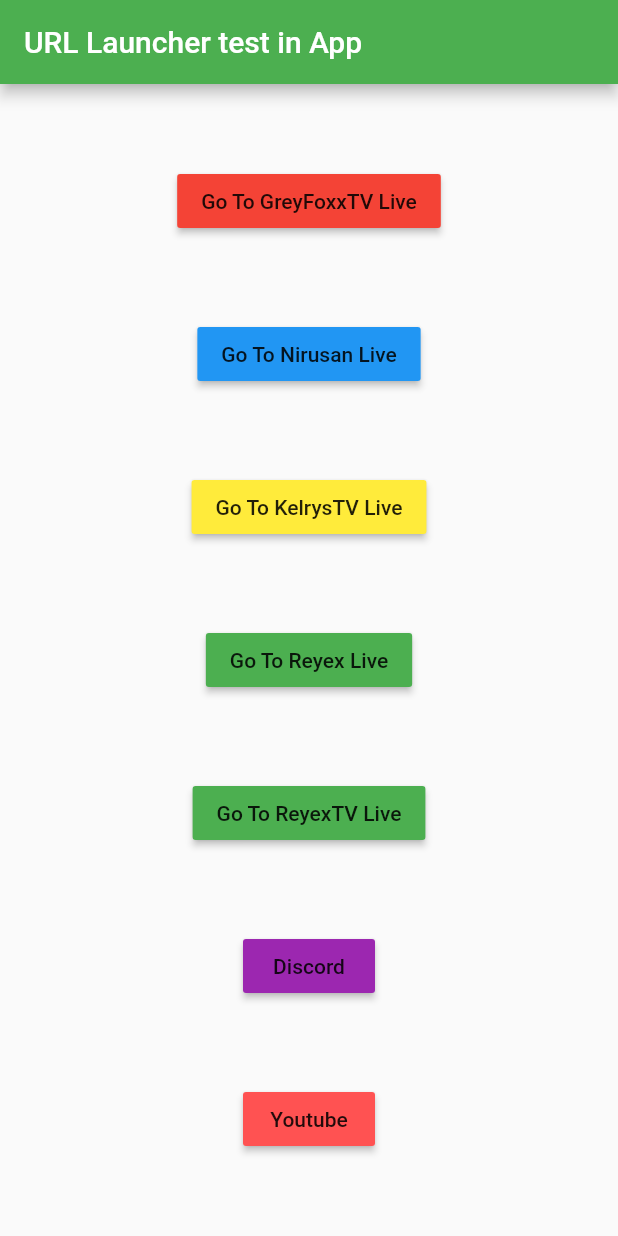
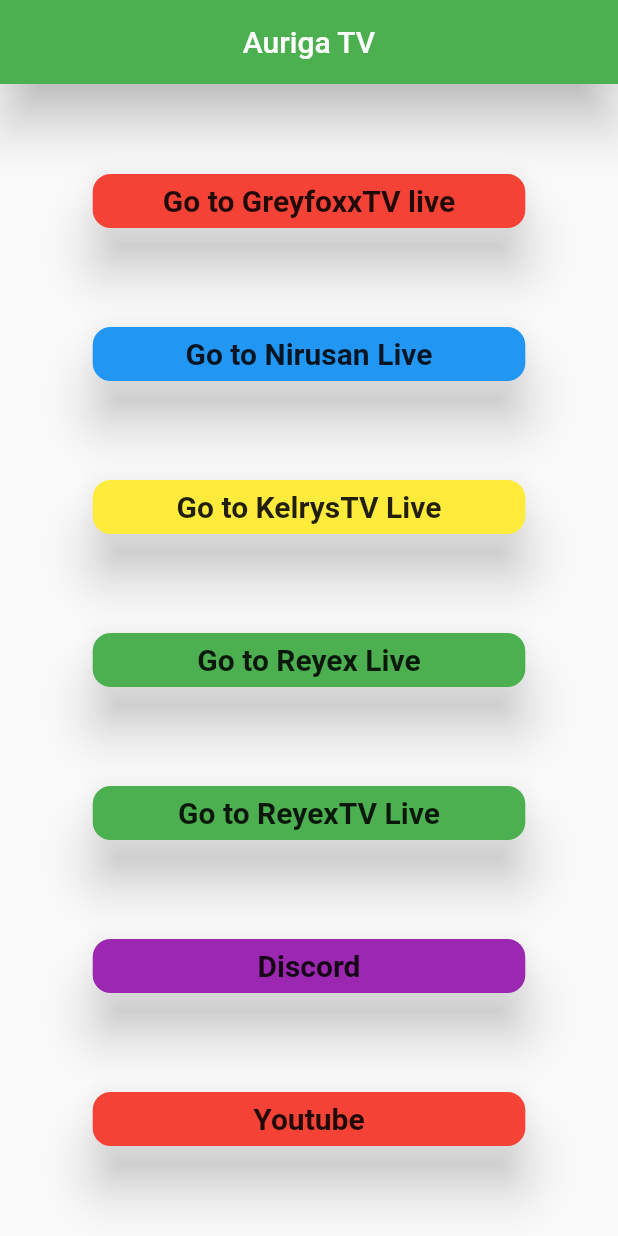
Before and after one commit to Maxvyr/AurigaApp, a Flutter app: the screen it shows after launch, on a phone screen of 412 x 824 dp. Run offline on Flutter 3.47's test engine with Material 2 defaults, Android fonts, the phone set to English and light mode, and no system bars.

Commit message:
split code in objct reuse for button

```diff
--- a/lib/main.dart
+++ b/lib/main.dart
@@ -1,6 +1,5 @@
-import 'dart:async';
 import 'package:flutter/material.dart';
-import 'package:url_launcher/url_launcher.dart';
+import './view/HomePage.dart';
 
 void main() {
   runApp(MyApp());
@@ -10,124 +9,12 @@ class MyApp extends StatelessWidget {
   @override
   Widget build(BuildContext context) {
     return MaterialApp(
-      title: 'URL Launcher Test',
+      title: 'Auriga TV app',
+      debugShowCheckedModeBanner: false,
       theme: ThemeData(
         primarySwatch: Colors.green,
       ),
-      home: MyHomePage(title: 'URL Launcher test in App'),
+      home: MyHomePage(title: 'Auriga TV'),
     );
   }
 }
-
-class MyHomePage extends StatefulWidget {
-  MyHomePage({Key key, this.title}) : super(key: key);
-  final String title;
-
-  @override
-  _MyHomePageState createState() => _MyHomePageState();
-}
-
-class _MyHomePageState extends State<MyHomePage> {
-  Future<void> _launched;
-
-  Future<void> _launchInWebViewWithJavaScript(String url) async {
-    if (await canLaunch(url)) {
-      await launch(
-        url,
-        forceSafariVC: true,
-        forceWebView: true,
-        enableJavaScript: true,
-      );
-    } else {
-      throw 'Could not launch $url';
-    }
-  }
-
-  @override
-  Widget build(BuildContext context) {
-    // variable diff button
-    const String nirusanLinkTwitch = 'https://www.twitch.tv/nirusan';
-    const String greyfoxLinkTwitch = 'https://www.twitch.tv/greyfoxxtv';
-    const String kelrysTVLinkTwitch = 'https://www.twitch.tv/kelrystv';
-    const String reyexLinkTwitch = 'https://www.twitch.tv/reyex';
-    const String reyexTVLinkTwitch = 'https://www.twitch.tv/reyextv';
-    const String discordLink = 'https://discord.gg/BaAQpWH';
-    const String youtubeLink =
-        'https://www.youtube.com/channel/UCcdtBUQj-Rcm7LjXc9PMeDg';
-
-    return Scaffold(
-      appBar: AppBar(
-        title: Text(widget.title),
-      ),
-      body: Center(
-        child: Column(
-          mainAxisAlignment: MainAxisAlignment.spaceEvenly,
-          children: <Widget>[
-            // GreyfoxxTV Button
-            RaisedButton(
-              onPressed: () => setState(() {
-                _launched = _launchInWebViewWithJavaScript(greyfoxLinkTwitch);
-              }),
-              child: const Text('Go To GreyFoxxTV Live'),
-              color: Colors.red,
-            ),
-
-            // Nirusan Button
-            RaisedButton(
-              onPressed: () => setState(() {
-                _launched = _launchInWebViewWithJavaScript(nirusanLinkTwitch);
-              }),
-              child: const Text('Go To Nirusan Live'),
-              color: Colors.blue,
-            ),
-
-            // Kelrys Button
-            RaisedButton(
-              onPressed: () => setState(() {
-                _launched = _launchInWebViewWithJavaScript(kelrysTVLinkTwitch);
-              }),
-              child: const Text('Go To KelrysTV Live'),
-              color: Colors.yellow,
-            ),
-
-            // Reyex Button
-            RaisedButton(
-              onPressed: () => setState(() {
-                _launched = _launchInWebViewWithJavaScript(reyexLinkTwitch);
-              }),
-              child: const Text('Go To Reyex Live'),
-              color: Colors.green,
-            ),
-
-            // ReyexTv Button
-            RaisedButton(
-              onPressed: () => setState(() {
-                _launched = _launchInWebViewWithJavaScript(reyexTVLinkTwitch);
-              }),
-              child: const Text('Go To ReyexTV Live'),
-              color: Colors.green,
-            ),
-
-            // Discord Button
-            RaisedButton(
-              onPressed: () => setState(() {
-                _launched = _launchInWebViewWithJavaScript(discordLink);
-              }),
-              child: const Text('Discord'),
-              color: Colors.purple,
-            ),
-
-            // Youtube Button
-            RaisedButton(
-              onPressed: () => setState(() {
-                _launched = _launchInWebViewWithJavaScript(youtubeLink);
-              }),
-              child: const Text('Youtube'),
-              color: Colors.redAccent,
-            ),
-          ],
-        ),
-      ),
-    );
-  }
-}
--- /dev/null
+++ b/lib/view/HomePage.dart
@@ -0,0 +1,116 @@
+import 'package:auriga/widget/RaisedButton_Launch.dart';
+import 'package:flutter/material.dart';
+import 'package:url_launcher/url_launcher.dart';
+
+import '../widget/AppBar_Auriga.dart';
+
+class MyHomePage extends StatefulWidget {
+  MyHomePage({Key key, this.title}) : super(key: key);
+  final String title;
+
+  @override
+  _MyHomePageState createState() => _MyHomePageState();
+}
+
+class _MyHomePageState extends State<MyHomePage> {
+  Future<void> _launched;
+
+  Future<void> _launchInWebViewWithJavaScript(String url) async {
+    if (await canLaunch(url)) {
+      await launch(
+        url,
+        forceSafariVC: true,
+        forceWebView: true,
+        enableJavaScript: true,
+      );
+    } else {
+      throw 'Could not launch $url';
+    }
+  }
+
+  @override
+  Widget build(BuildContext context) {
+    // variable diff button
+    const String nirusanLinkTwitch = 'https://www.twitch.tv/nirusan';
+    const String greyfoxLinkTwitch = 'https://www.twitch.tv/greyfoxxtv';
+    const String kelrysTVLinkTwitch = 'https://www.twitch.tv/kelrystv';
+    const String reyexLinkTwitch = 'https://www.twitch.tv/reyex';
+    const String reyexTVLinkTwitch = 'https://www.twitch.tv/reyextv';
+    const String discordLink = 'https://discord.gg/BaAQpWH';
+    const String youtubeLink =
+        'https://www.youtube.com/channel/UCcdtBUQj-Rcm7LjXc9PMeDg';
+
+    return Scaffold(
+      appBar: AppBarAuriga(titleTex: widget.title),
+      body: Center(
+        child: Column(
+          mainAxisAlignment: MainAxisAlignment.spaceEvenly,
+          children: <Widget>[
+            // GreyfoxxTV Button
+            RaisedButtonLaunch(
+              function: () => setState(() {
+                _launchInWebViewWithJavaScript(greyfoxLinkTwitch);
+              }),
+              txt: "Go to GreyfoxxTV live",
+              color: Colors.red,
+            ),
+
+            // Nirusan Button
+            RaisedButtonLaunch(
+              function: () => setState(() {
+                _launched = _launchInWebViewWithJavaScript(nirusanLinkTwitch);
+              }),
+              txt: "Go to Nirusan Live",
+              color: Colors.blue,
+            ),
+
+            // Kelrys Button
+            RaisedButtonLaunch(
+              function: () => setState(() {
+                _launched = _launchInWebViewWithJavaScript(kelrysTVLinkTwitch);
+              }),
+              txt: "Go to KelrysTV Live",
+              color: Colors.yellow,
+            ),
+
+            // Reyex Button
+            RaisedButtonLaunch(
+              function: () => setState(() {
+                _launched = _launchInWebViewWithJavaScript(reyexLinkTwitch);
+              }),
+              txt: "Go to Reyex Live",
+              color: Colors.green,
+            ),
+
+            // ReyexTv Button
+            RaisedButtonLaunch(
+              function: () => setState(() {
+                _launched = _launchInWebViewWithJavaScript(reyexTVLinkTwitch);
+              }),
+              txt: "Go to ReyexTV Live",
+              color: Colors.green,
+            ),
+
+            // Discord Button
+            RaisedButtonLaunch(
+              function: () => setState(() {
+                _launched = _launchInWebViewWithJavaScript(discordLink);
+              }),
+              txt: "Discord",
+              color: Colors.purple,
+            ),
+
+            // Youtube Button
+            RaisedButtonLaunch(
+              function: () => setState(() {
+                _launched = _launchInWebViewWithJavaScript(youtubeLink);
+              }),
+              txt: "Youtube",
+              color: Colors.red,
+            ),
+          ],
+        ),
+      ),
+    );
+  }
+}
--- /dev/null
+++ b/lib/widget/AppBar_Auriga.dart
@@ -0,0 +1,11 @@
+import 'package:flutter/material.dart';
+
+class AppBarAuriga extends AppBar {
+  AppBarAuriga({
+    @required String titleTex,
+  }) : super(
+          title: Text(titleTex),
+          elevation: 15.0,
+          centerTitle: true,
+        );
+}
--- /dev/null
+++ b/lib/widget/RaisedButton_Launch.dart
@@ -0,0 +1,37 @@
+import 'package:flutter/material.dart';
+
+// ignore: must_be_immutable
+class RaisedButtonLaunch extends StatelessWidget {
+  dynamic function;
+  String txt;
+  Color color;
+
+  RaisedButtonLaunch({
+    @required this.function,
+    @required this.txt,
+    @required this.color,
+    Key key,
+  }) : super(key: key);
+
+  @override
+  Widget build(BuildContext context) {
+    return FractionallySizedBox(
+      widthFactor: 0.7,
+      child: RaisedButton(
+        elevation: 15.0,
+        onPressed: function,
+        child: Text(
+          txt,
+          style: TextStyle(
+            fontSize: 20.0,
+            fontWeight: FontWeight.w600,
+          ),
+        ),
+        color: color,
+        shape: RoundedRectangleBorder(
+          borderRadius: BorderRadius.circular(12.0),
+        ),
+      ),
+    );
+  }
+}
--- a/pubspec.yaml
+++ b/pubspec.yaml
@@ -24,6 +24,7 @@ dependencies:
   flutter:
     sdk: flutter
   url_launcher: ^5.4.11
+  google_fonts: ^1.1.0
 
 
   # The following adds the Cupertino Icons font to your application.
```
Also changed, not shown: pubspec.lock.
